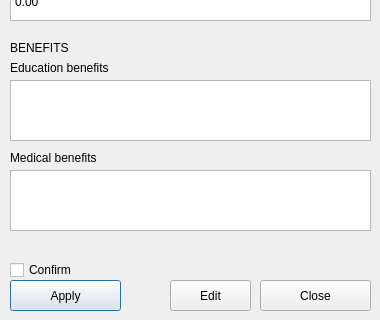
Old version of the form GUI/salary-benefits.ui in the repository NickZuidema/SUHR-System; both pictures show x 0 to 380 and y 180 to 500 of the 380 by 500 pixel window.
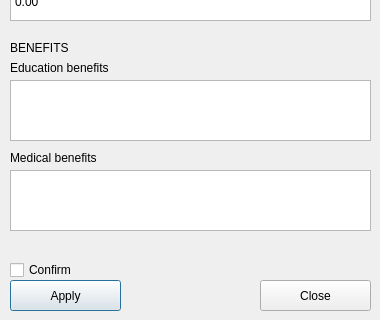
New version of the form.

Commit message: updated salary function

The edit to the form file:
```diff
--- a/GUI/salary-benefits.ui
+++ b/GUI/salary-benefits.ui
@@ -239,23 +239,6 @@
     <string>Medical benefits</string>
    </property>
   </widget>
-  <widget class="QPushButton" name="edit">
-   <property name="geometry">
-    <rect>
-     <x>170</x>
-     <y>460</y>
-     <width>81</width>
-     <height>31</height>
-    </rect>
-   </property>
-   <property name="styleSheet">
-    <string notr="true">font: 9pt &quot;Outfit&quot;;
-font: 9pt &quot;Segoe UI&quot;;</string>
-   </property>
-   <property name="text">
-    <string>Edit</string>
-   </property>
-  </widget>
   <widget class="QPushButton" name="close">
    <property name="geometry">
     <rect>
```
Left out of the diff: 2 changed lines with no effect on the pictures. The commit also changes 9 other files.
